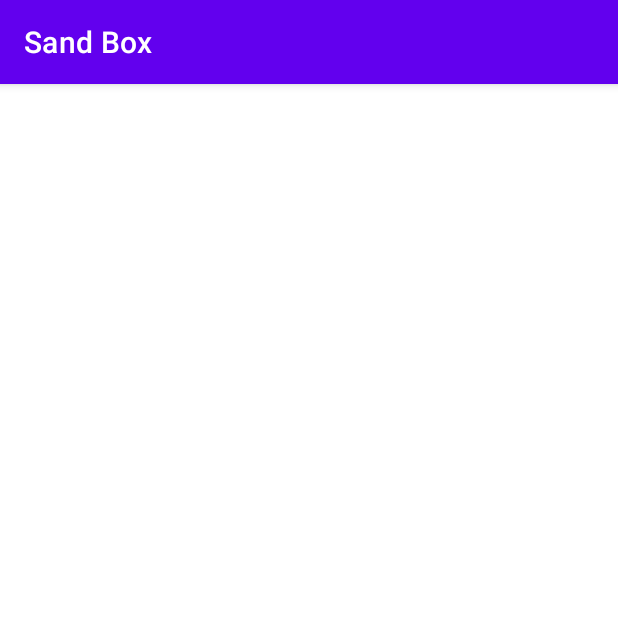
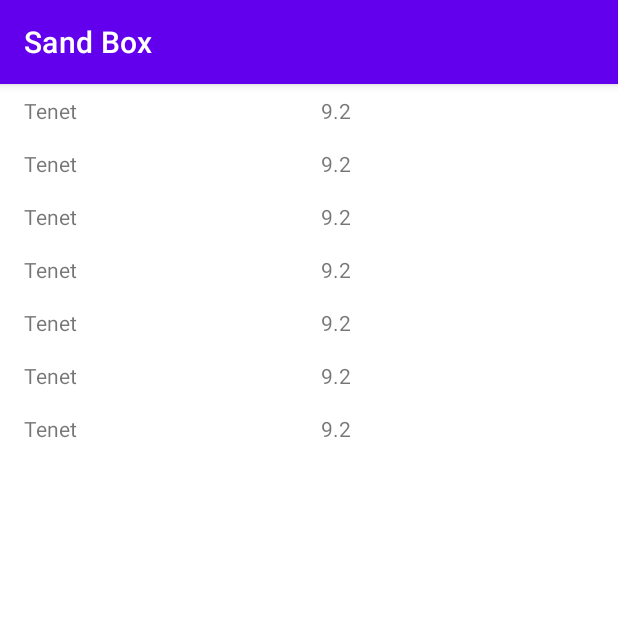
Before and after one commit to aaa3mt/Sand_Box, an Android app: the screen it shows after launch (MainActivity), on a phone screen of 412 x 824 dp, the top half of it. Run offline under Robolectric (Android 15) with nearby library versions, the phone set to English and light mode, and no system bars.

Commit message:
Прила запускается

```diff
--- a/app/src/main/res/layout/activity_main.xml
+++ b/app/src/main/res/layout/activity_main.xml
@@ -6,21 +6,14 @@
     android:layout_height="match_parent"
     tools:context=".MainActivity">
 
-    <androidx.recyclerview.widget.RecyclerView
+    <androidx.fragment.app.FragmentContainerView
+        android:id="@+id/nav_host_fragment_container"
+        android:name="com.example.sandbox.presentation.movie_list.MovieListFragment"
         android:layout_width="0dp"
         android:layout_height="0dp"
         app:layout_constraintBottom_toBottomOf="parent"
-        app:layout_constraintLeft_toLeftOf="parent"
-        app:layout_constraintRight_toRightOf="parent"
-        app:layout_constraintTop_toTopOf="parent"
-        app:layout_goneMarginTop="8dp"
-        app:layout_goneMarginBottom="8dp"
-        app:layout_goneMarginEnd="8dp"
-        app:layout_goneMarginStart="8dp"
-        tools:listitem="@layout/fragment_movie_list"
         app:layout_constraintEnd_toEndOf="parent"
         app:layout_constraintStart_toStartOf="parent"
-
-        />
+        app:layout_constraintTop_toTopOf="parent" />
 
 </androidx.constraintlayout.widget.ConstraintLayout>
--- a/app/src/main/res/layout/fragment_movie_list.xml
+++ b/app/src/main/res/layout/fragment_movie_list.xml
@@ -1,19 +1,19 @@
 <?xml version="1.0" encoding="utf-8"?>
 <androidx.appcompat.widget.LinearLayoutCompat xmlns:android="http://schemas.android.com/apk/res/android"
+    xmlns:app="http://schemas.android.com/apk/res-auto"
     xmlns:tools="http://schemas.android.com/tools"
     android:layout_width="match_parent"
     android:layout_height="match_parent"
-    xmlns:app="http://schemas.android.com/apk/res-auto"
     tools:context=".presentation.movie_list.MovieListFragment">
 
     <androidx.recyclerview.widget.RecyclerView
         android:id="@+id/movie_list_recycler"
         android:layout_width="match_parent"
+        android:layout_height="match_parent"
         app:layoutManager="androidx.recyclerview.widget.LinearLayoutManager"
-        android:layout_height="wrap_content"
         app:layout_constraintBottom_toBottomOf="parent"
         app:layout_constraintEnd_toEndOf="parent"
         app:layout_constraintStart_toStartOf="parent"
-        app:layout_constraintTop_toTopOf="parent"/>
+        app:layout_constraintTop_toTopOf="parent" />
 
 </androidx.appcompat.widget.LinearLayoutCompat>
--- a/app/src/main/res/layout/movie_item.xml
+++ b/app/src/main/res/layout/movie_item.xml
@@ -3,7 +3,9 @@
     xmlns:app="http://schemas.android.com/apk/res-auto"
     xmlns:tools="http://schemas.android.com/tools"
     android:layout_width="match_parent"
-    android:layout_height="match_parent">
+    android:layout_height="wrap_content"
+    android:layout_marginHorizontal="16dp"
+    android:layout_marginVertical="8dp">
 
     <TextView
         android:id="@+id/movie_item_title"
```
